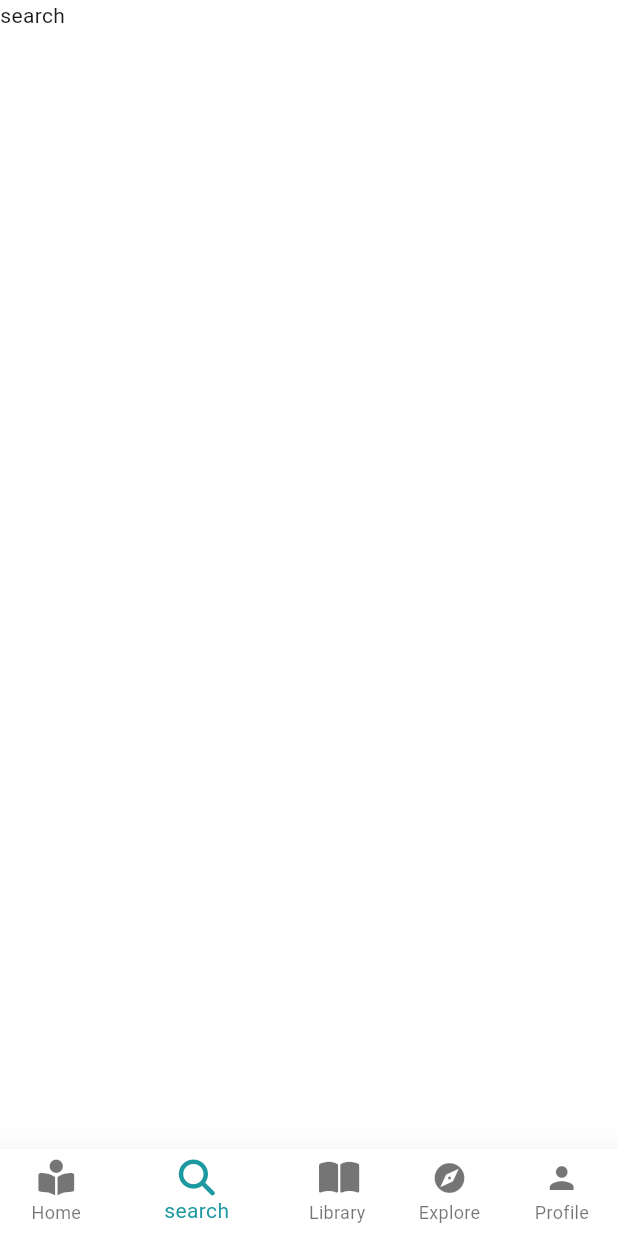
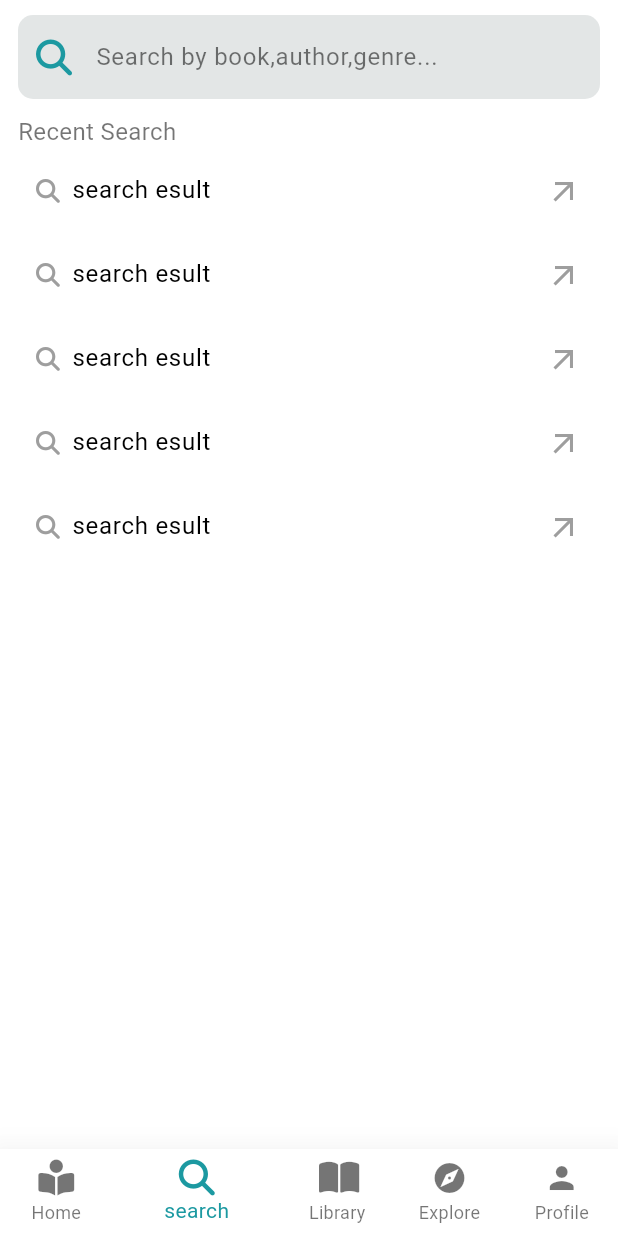
Before and after one commit to hebba-yasser/bookify, a Flutter app: the HomeView screen opened directly, item 2 of the bottom bar chosen, on a phone screen of 412 x 824 dp. Run offline on Flutter 3.47's test engine with Material 3 defaults, Android fonts, the phone set to English and light mode, and no system bars; our stand-ins replace animated_splash_screen, bloc, conditional_builder_null_safety, firebase_core, flutter_bloc, font_awesome_flutter and 2 more; accounts and stored records are empty; generated files the repository leaves out were written again; project files that could hold a hidden picture were left out.

Commit message:
search screen ui done

```diff
--- /dev/null
+++ b/lib/features/search/presentation/views/widgets/list_builder_item.dart
@@ -0,0 +1,33 @@
+import 'package:flutter/material.dart';
+
+import '../../../../../core/styles/fonts.dart';
+
+class ListBuilderItem extends StatelessWidget {
+  const ListBuilderItem({
+    super.key,
+    required this.onpressed,
+    required this.text,
+    this.leading,
+  });
+
+  final GestureTapCallback onpressed;
+  final String text;
+  final Widget? leading;
+  @override
+  Widget build(BuildContext context) {
+    return ListTile(
+      onTap: onpressed,
+      horizontalTitleGap: 0,
+      contentPadding: const EdgeInsets.symmetric(horizontal: 12),
+      title: Text(
+        text,
+        style: AppFonts.bodyText16,
+      ),
+      trailing: const Icon(
+        Icons.arrow_outward_outlined,
+        color: Colors.grey,
+      ),
+      leading: leading,
+    );
+  }
+}
--- /dev/null
+++ b/lib/features/search/presentation/views/widgets/resent_search_section.dart
@@ -0,0 +1,44 @@
+import 'package:flutter/material.dart';
+import 'package:font_awesome_flutter/font_awesome_flutter.dart';
+
+import '../../../../../core/styles/fonts.dart';
+import 'list_builder_item.dart';
+
+class ResentSearchSection extends StatelessWidget {
+  const ResentSearchSection({
+    super.key,
+  });
+
+  @override
+  Widget build(BuildContext context) {
+    return Padding(
+      padding: const EdgeInsets.symmetric(horizontal: 12.0),
+      child: Column(
+        crossAxisAlignment: CrossAxisAlignment.start,
+        children: [
+          Text(
+            'Recent Search',
+            style: AppFonts.caption,
+          ),
+          Expanded(
+            child: ListView.builder(
+              physics: const NeverScrollableScrollPhysics(),
+              itemCount: 5,
+              itemBuilder: (context, index) {
+                return ListBuilderItem(
+                  onpressed: () {},
+                  text: 'search esult ',
+                  leading: const Icon(
+                    FontAwesomeIcons.magnifyingGlass,
+                    color: Colors.grey,
+                    size: 16,
+                  ),
+                );
+              },
+            ),
+          ),
+        ],
+      ),
+    );
+  }
+}
--- /dev/null
+++ b/lib/features/search/presentation/views/widgets/search_field_form.dart
@@ -0,0 +1,39 @@
+import 'package:flutter/material.dart';
+import 'package:font_awesome_flutter/font_awesome_flutter.dart';
+
+import '../../../../../constants.dart';
+import '../../../../../core/Views/widgets/custom_text_form_field.dart';
+import '../../../../../core/styles/fonts.dart';
+
+class SearchFieldForm extends StatefulWidget {
+  const SearchFieldForm({Key? key}) : super(key: key);
+
+  @override
+  State<SearchFieldForm> createState() => _SearchFieldFormState();
+}
+
+class _SearchFieldFormState extends State<SearchFieldForm> {
+  final GlobalKey<FormState> formKey = GlobalKey();
+
+  @override
+  Widget build(BuildContext context) {
+    return Form(
+      key: formKey,
+      child: CustomTextFormField(
+        prefixIcon: FontAwesomeIcons.magnifyingGlass,
+        prefixIconColor: kPrimaryColor,
+        hintText: 'Search by book,author,genre...',
+        hintStyle: AppFonts.caption,
+        onFieldSubmitted: (newValue) {
+          // if (newValue!.isNotEmpty) {
+          //   context
+          //       .read<FetchRecipeByQueryCubit>()
+          //       .fetchRecipeByQuery(query: newValue);
+          // }
+        },
+      ),
+
+      //  const ResentSearchList(),
+    );
+  }
+}
--- a/lib/features/search/presentation/views/widgets/search_view_body.dart
+++ b/lib/features/search/presentation/views/widgets/search_view_body.dart
@@ -1,3 +1,5 @@
+import 'package:bookify/features/search/presentation/views/widgets/resent_search_section.dart';
+import 'package:bookify/features/search/presentation/views/widgets/search_field_form.dart';
 import 'package:flutter/material.dart';
 
 class SearchViewBody extends StatelessWidget {
@@ -6,7 +8,15 @@ class SearchViewBody extends StatelessWidget {
   @override
   Widget build(BuildContext context) {
     return Column(
-      children: [Text('search')],
+      children: [
+        Padding(
+          padding: EdgeInsets.symmetric(horizontal: 12, vertical: 10),
+          child: SearchFieldForm(),
+        ),
+        Expanded(
+          child: ResentSearchSection(),
+        ),
+      ],
     );
   }
 }
```
Also changed, not shown: lib/features/search/presentation/views/filter_container.dart (added, +42 -0 lines), lib/features/search/presentation/views/search_result_view.dart (added, +13 -0 lines), lib/features/search/presentation/views/widgets/search_result_view_body.dart (added, +29 -0 lines).
